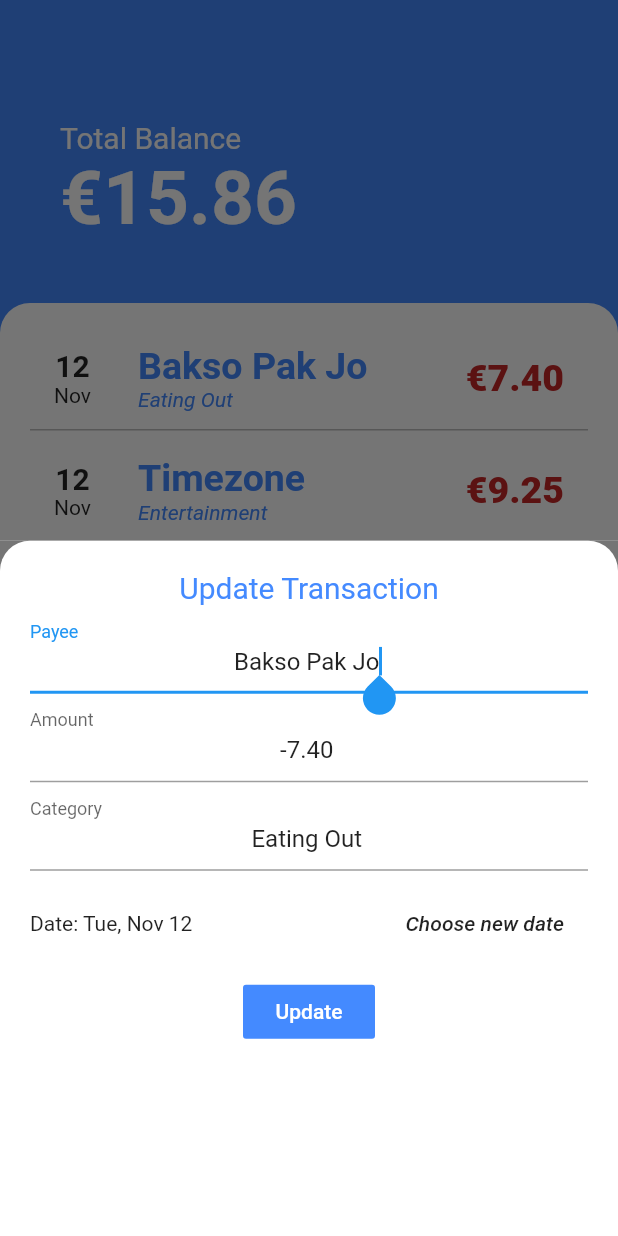
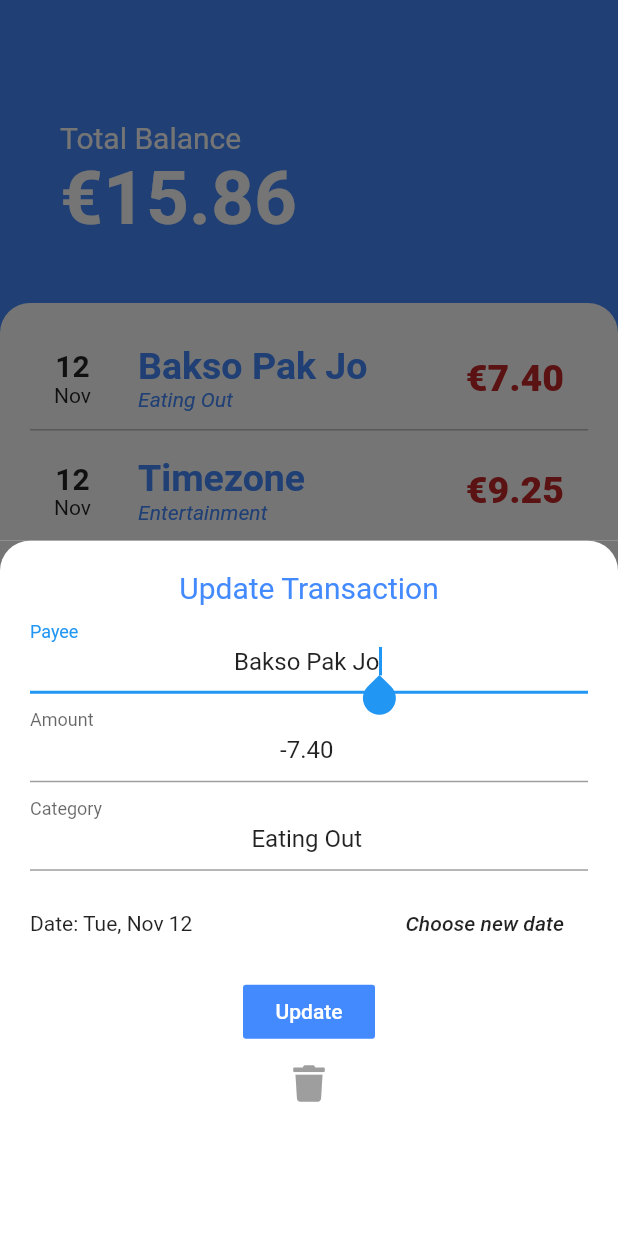
Before and after one commit to viqizevic/dompetku, a Flutter app: the screen it shows after launch, after a tap on "12", on a phone screen of 412 x 824 dp. Run offline on Flutter 3.47's test engine with Material 2 defaults, Android fonts, the phone set to English and light mode, and no system bars; our stand-ins replace font_awesome_flutter.

Commit message:
User can delete transaction

```diff
--- a/lib/models/transaction_data.dart
+++ b/lib/models/transaction_data.dart
@@ -75,4 +75,9 @@ class TransactionData extends ChangeNotifier {
     tx.date = newDate;
     notifyListeners();
   }
+
+  void deleteTransaction({Transaction transaction}) {
+    _trans.remove(transaction);
+    notifyListeners();
+  }
 }
--- a/lib/screens/add_transaction_screen.dart
+++ b/lib/screens/add_transaction_screen.dart
@@ -93,7 +93,7 @@ class _AddTransactionScreenState extends State<AddTransactionScreen> {
               controller: amountController,
               decoration: InputDecoration(labelText: 'Amount'),
               keyboardType: TextInputType.numberWithOptions(
-                signed: false,
+                signed: true,
                 decimal: true,
               ),
               textAlign: TextAlign.center,
--- a/lib/screens/update_transaction_screen.dart
+++ b/lib/screens/update_transaction_screen.dart
@@ -1,6 +1,7 @@
 import 'package:dompetku/models/transaction.dart';
 import 'package:dompetku/models/transaction_data.dart';
 import 'package:flutter/material.dart';
+import 'package:font_awesome_flutter/font_awesome_flutter.dart';
 import 'package:intl/intl.dart';
 import 'package:provider/provider.dart';
 
@@ -109,7 +110,7 @@ class _UpdateTransactionScreenState extends State<UpdateTransactionScreen> {
               controller: amountController,
               decoration: InputDecoration(labelText: 'Amount'),
               keyboardType: TextInputType.numberWithOptions(
-                signed: false,
+                signed: true,
                 decimal: true,
               ),
               textAlign: TextAlign.center,
@@ -156,6 +157,18 @@ class _UpdateTransactionScreenState extends State<UpdateTransactionScreen> {
               color: Colors.blueAccent,
               onPressed: _updateData,
             ),
+            FlatButton(
+              child: Icon(
+                FontAwesomeIcons.trash,
+                color: Colors.grey,
+              ),
+              onPressed: () {
+                Provider.of<TransactionData>(context).deleteTransaction(
+                  transaction: widget.transaction,
+                );
+                Navigator.pop(context);
+              },
+            )
           ],
         ),
       ),
--- a/lib/todos.txt
+++ b/lib/todos.txt
@@ -1,6 +1,7 @@
 
 TODO
 _ User can delete transaction
+_ Save transactions
 
 DONE
 _ Add id to transaction
--- a/pubspec.yaml
+++ b/pubspec.yaml
@@ -26,6 +26,7 @@ dependencies:
 
   provider: ^3.0.0+1
   intl: ^0.15.8
+  font_awesome_flutter: ^8.4.0
 
 dev_dependencies:
   flutter_test:
```
Also changed, not shown: pubspec.lock.
